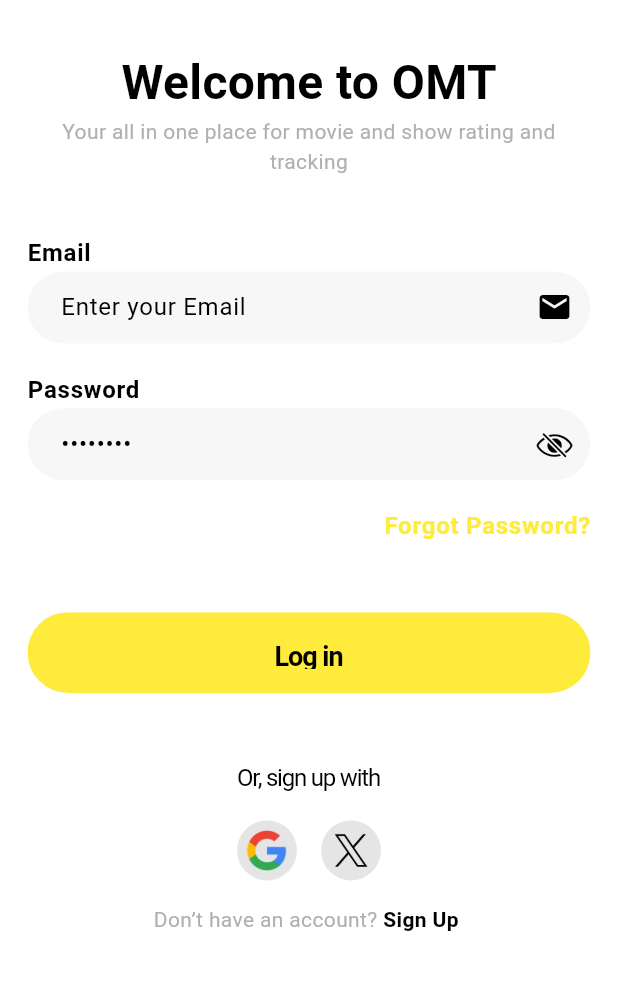
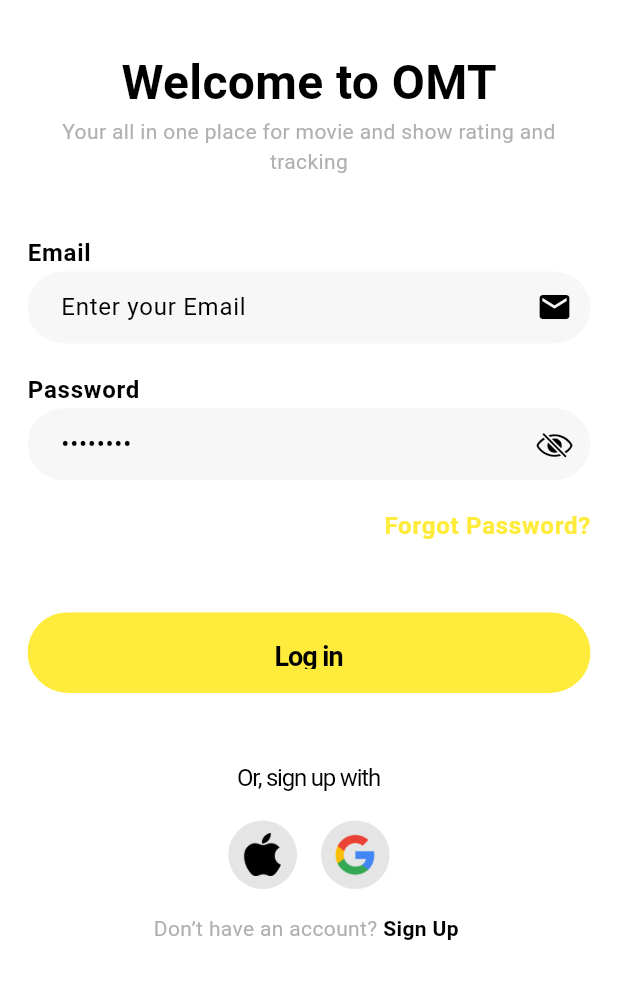
Before and after one commit to osama-alharbi9/OMT, a Flutter app: the screen it shows after launch, on a phone screen of 412 x 824 dp, the part 196-1195 px from its top. Run offline on Flutter 3.47's test engine with Material 3 defaults, Android fonts, the phone set to English and light mode, and no system bars; our stand-ins replace cloud_firestore, delightful_toast, dio, firebase_auth, firebase_core, flutter_dotenv and 7 more; accounts and stored records are empty.

Commit message:
added google auth

```diff
--- a/lib/features/auth/pages/sign_in.dart
+++ b/lib/features/auth/pages/sign_in.dart
@@ -1,4 +1,3 @@
-
 import 'dart:io';
 import 'package:flutter/cupertino.dart';
 import 'package:flutter/gestures.dart';
@@ -23,40 +22,32 @@ class _SignInState extends ConsumerState<SignIn> {
   String email = '';
   String password = '';
   bool isLoading = false;
-  bool signUp=false;
-  bool obscureText=true;
-
-
-
+  bool signUp = false;
+  bool obscureText = true;
 
   Future<void> _submitForm() async {
     setState(() {
-      isLoading=true;
+      isLoading = true;
     });
     if (_formKey.currentState!.validate()) {
       _formKey.currentState!.save();
 
       final authFunctionsProvider = ref.read(authProvider.notifier);
       try {
-        if(!signUp){
-          await authFunctionsProvider.signIn(name,email, password);
-        }
-
-        else {
+        if (!signUp) {
+          await authFunctionsProvider.signIn(name, email, password);
+        } else {
           await authFunctionsProvider.createNewUser(name, email, password);
         }
-
-
-
       } catch (e) {
         setState(() {
-          isLoading=false;
+          isLoading = false;
         });
         print(e);
       }
     }
     setState(() {
-      isLoading=false;
+      isLoading = false;
     });
   }
 
@@ -67,15 +58,16 @@ class _SignInState extends ConsumerState<SignIn> {
     final media = MediaQuery.of(context);
     final height = media.size.height;
     final width = media.size.width;
-      final Map<String,Function>logosPath = {
-    if(Platform.isIOS)
-    'assets/images/apple.png':(){
+    final Map<String, Function> logosPath = {
+      if (Platform.isIOS)
+        'assets/images/apple.png': () {
           authFunctionsProvider.appleSignIn(context);
         },
-    'assets/images/google.png':(){},
-    'assets/images/x.png':(){},
-  }
-  ;
+      'assets/images/google.png': () {
+        authFunctionsProvider.googleSignIn(context);
+      },
+      'assets/images/x.png': () {},
+    };
 
     return Scaffold(
       body: SizedBox.expand(
@@ -105,20 +97,20 @@ class _SignInState extends ConsumerState<SignIn> {
                 Form(
                   key: _formKey,
                   child: Column(
-                    children: [if(signUp)...[
+                    children: [
+                      if (signUp) ...[
                         Align(
                           alignment: Alignment.centerLeft,
                           child: Text(
                             'Name',
-                    style: Theme.of(context).textTheme.bodyLarge!.copyWith(
-                          fontWeight: FontWeight.bold,
+                            style: Theme.of(context).textTheme.bodyLarge!
+                                .copyWith(fontWeight: FontWeight.bold),
                           ),
                         ),
-                                  ),OmtTextField(
+                        OmtTextField(
                           validator: (value) {
-                          if(value!.isEmpty||value==null){
-                            return
-                            'Please enter your name';
+                            if (value!.isEmpty || value == null) {
+                              return 'Please enter your name';
                             }
                           },
                           suffixIcon: Icon(Icons.person),
@@ -126,23 +118,21 @@ class _SignInState extends ConsumerState<SignIn> {
                           onSaved: (value) {
                             name = value;
                           },
-                      ),SizedBox(height: 16.h,)
-
+                        ),
+                        SizedBox(height: 16.h),
                       ],
                       Align(
                         alignment: Alignment.centerLeft,
                         child: Text(
                           'Email',
-                    style: Theme.of(context).textTheme.bodyLarge!.copyWith(
-                          fontWeight: FontWeight.bold,
-                        ),
+                          style: Theme.of(context).textTheme.bodyLarge!
+                              .copyWith(fontWeight: FontWeight.bold),
                         ),
                       ),
                       OmtTextField(
                         validator: (value) {
-                          if(value!.isEmpty||value==null){
-                            return
-                            'Please enter your name';
+                          if (value!.isEmpty || value == null) {
+                            return 'Please enter your name';
                           }
                         },
                         suffixIcon: Icon(Icons.email),
@@ -160,21 +150,26 @@ class _SignInState extends ConsumerState<SignIn> {
                               .copyWith(fontWeight: FontWeight.bold),
                         ),
                       ),
-                      OmtTextField(validator: (value){
-                        if(value!.isEmpty||value==null){
+                      OmtTextField(
+                        validator: (value) {
+                          if (value!.isEmpty || value == null) {
                             return 'Please enter your password';
                           }
                         },
                         obscureText: obscureText,
-                        suffixIcon: GestureDetector(onTap: (){
+                        suffixIcon: GestureDetector(
+                          onTap: () {
                             setState(() {
-                            obscureText=!obscureText;
+                              obscureText = !obscureText;
                             });
                             print(obscureText);
                           },
-                          child: Icon(obscureText
+                          child: Icon(
+                            obscureText
                                 ? CupertinoIcons.eye_slash
-                                          : CupertinoIcons.eye)),
+                                : CupertinoIcons.eye,
+                          ),
+                        ),
                         hintText: '••••••••',
                         onSaved: (value) {
                           password = value;
@@ -193,20 +188,20 @@ class _SignInState extends ConsumerState<SignIn> {
                           ),
                         ),
                       ),
-
                     ],
                   ),
-                ),SizedBox(height: 45),
-                      OmtButton(isLoading: isLoading,
+                ),
+                SizedBox(height: 45),
+                OmtButton(
+                  isLoading: isLoading,
                   onPressed: () async {
                     await _submitForm();
                   },
                   text: 'Log in',
                 ),
                 SizedBox(height: 45),
-                      GestureDetector(onTap: () {
-
-                      },
+                GestureDetector(
+                  onTap: () {},
                   child: Text(
                     'Or, sign up with',
                     style: Theme.of(
@@ -217,24 +212,54 @@ class _SignInState extends ConsumerState<SignIn> {
                 Row(
                   mainAxisAlignment: MainAxisAlignment.center,
                   children: [
-                          for (final logo in logosPath.keys) ...[
                     Padding(
                       padding: const EdgeInsets.symmetric(
                         horizontal: 8,
                         vertical: 16,
                       ),
-                              child: GestureDetector(onTap: (){logosPath.values.first();},
+                      child: GestureDetector(
+                        onTap: () {
+                          authFunctionsProvider.appleSignIn(context);
+                        },
                         child: CircleAvatar(
-                                  backgroundColor:
-                                      Theme.of(context).colorScheme.onSurface.withOpacity(0.1),
+                          radius: 20.r,
+                          backgroundColor: Theme.of(
+                            context,
+                          ).colorScheme.onSurface.withOpacity(0.1),
                           child: FittedBox(
                             fit: BoxFit.fitWidth,
-                                    child: Image.asset(logo, width: 25.sp),
+                            child: Image.asset(
+                              'assets/images/apple.png',
+                              width: 25.sp,
                             ),
                           ),
                         ),
                       ),
-                          ],
+                    ),
+                    Padding(
+                      padding: const EdgeInsets.symmetric(
+                        horizontal: 8,
+                        vertical: 16,
+                      ),
+                      child: GestureDetector(
+                        onTap: () {
+                          authFunctionsProvider.googleSignIn(context);
+                        },
+                        child: CircleAvatar(
+                          radius: 20.r,
+                          backgroundColor: Theme.of(
+                            context,
+                          ).colorScheme.onSurface.withOpacity(0.1),
+                          child: FittedBox(
+                            fit: BoxFit.fitWidth,
+                            child: Image.asset(
+                              'assets/images/google.png',
+                              width: 25.sp,
+                            ),
+                          ),
+                        ),
+                      ),
+                    ),
                   ],
                 ),
                 RichText(
@@ -242,26 +267,28 @@ class _SignInState extends ConsumerState<SignIn> {
                     children: [
                       TextSpan(
                         text: 'Don’t have an account? ',
-                              style: Theme.of(
-                                context,
-                              ).textTheme.bodyMedium!.copyWith(
-                                    color:
-                                        Theme.of(context).colorScheme.secondary,
+                        style: Theme.of(context).textTheme.bodyMedium!.copyWith(
+                          color: Theme.of(context).colorScheme.secondary,
                         ),
                       ),
-                            TextSpan(recognizer:TapGestureRecognizer()..onTap=(){
+                      TextSpan(
+                        recognizer:
+                            TapGestureRecognizer()
+                              ..onTap = () {
                                 setState(() {
-                                signUp=!signUp;
+                                  signUp = !signUp;
                                 });
                                 print(signUp);
                               },
-                              text:signUp?'Sign In': 'Sign Up ',
-                              style: Theme.of(context).textTheme.bodyMedium!
-                                  .copyWith(fontWeight: FontWeight.bold),
+                        text: signUp ? 'Sign In' : 'Sign Up ',
+                        style: Theme.of(context).textTheme.bodyMedium!.copyWith(
+                          fontWeight: FontWeight.bold,
+                        ),
                       ),
                     ],
                   ),
-                      ),SizedBox(height: 45.h,)
+                ),
+                SizedBox(height: 45.h),
               ],
             ),
           ),
--- a/lib/features/discover/providers/media_provider.dart
+++ b/lib/features/discover/providers/media_provider.dart
@@ -31,7 +31,7 @@ class MediaProvider extends StateNotifier<Map<String, List<MediaModel?>>> {
       'onTheAirTv': onTheAirTv.map((json) => MediaModel.fromJson(json,'tv')).toList(),
     };
 
-    print(trendingAll);
+   // print(trendingAll);
   }
 }
 
--- a/pubspec.yaml
+++ b/pubspec.yaml
@@ -46,7 +46,7 @@ dependencies:
   dio: ^5.8.0+1
   uuid: ^4.5.1
   google_fonts: ^6.2.1
-  google_sign_in: ^7.1.0
+  google_sign_in: ^6.2.1
   sign_in_with_apple: ^7.0.1
 
 
```
Also changed, not shown: lib/features/auth/providers/auth_provider.dart (+34 -4 lines), lib/features/discover/providers/list_provider.dart (+24 -0 lines), lib/features/profile/pages/profile_page.dart (+42 -10 lines), pubspec.lock, 1 other file. Lines whose indentation alone changed are shown as unchanged.
